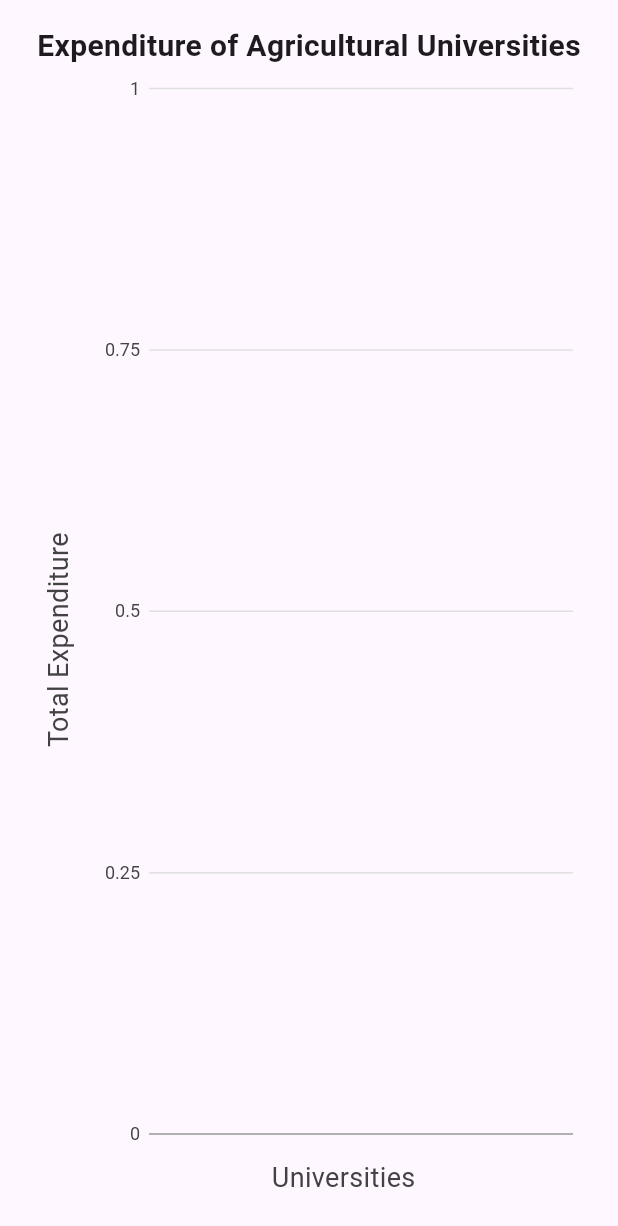
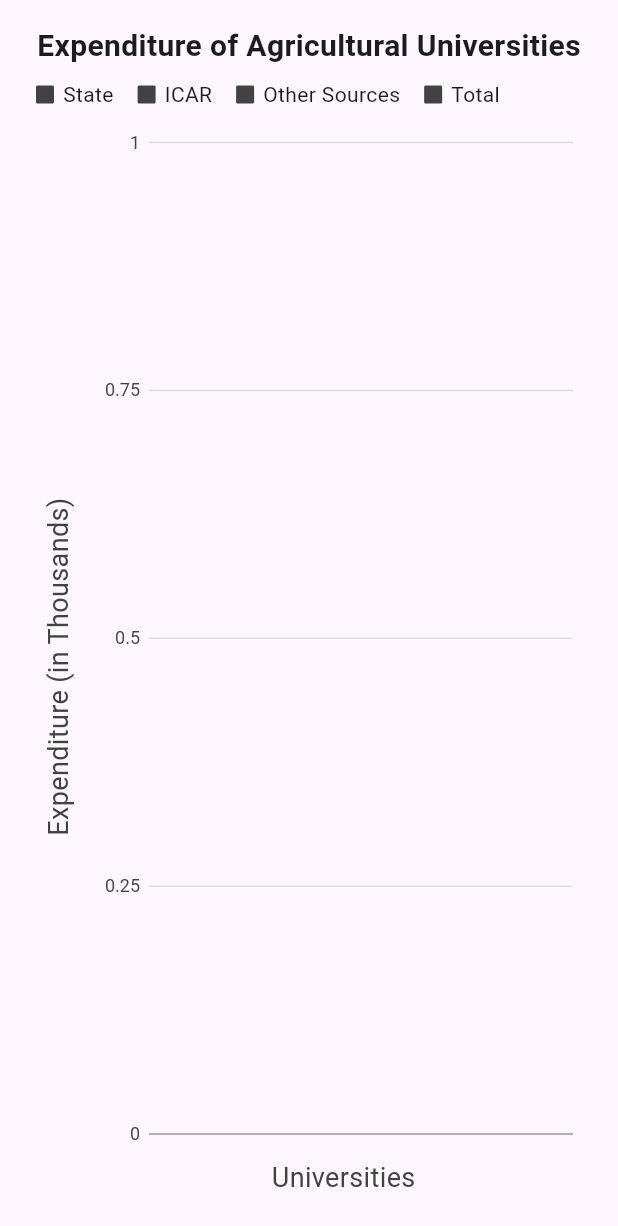
Before and after one commit to vishal28d/chart-app, a Flutter app: the AgriculturalChartWidget widget shown alone on an empty page, opened directly with empty values, on a phone screen of 412 x 824 dp. Shown: the top 1226 px of the screen. Run offline on Flutter 3.47's test engine with Material 3 defaults, Android fonts, the light colour scheme and no system bars; our stand-ins replace charts_flutter_new, go_router; network calls fail.

```diff
--- a/lib/model/agricultureData.dart
+++ b/lib/model/agricultureData.dart
@@ -25,19 +25,29 @@ class AgriculturalData {
     required this.totalExpenditure,
   });
 
+  // Helper function to safely parse double values, ignoring commas and handling invalid formats
+  static double _parseDouble(String? value) {
+    if (value == null || value.isEmpty) {
+      return 0.0;
+    }
+    // Remove commas and non-numeric characters
+    value = value.replaceAll(',', '').trim();
+    return double.tryParse(value) ?? 0.0;
+  }
+
   factory AgriculturalData.fromJson(Map<String, dynamic> json) {
     return AgriculturalData(
-      state: json['states'],
-      university: json['agricultural_university'],
-      year: json['_year'],
-      stateAllocation: double.tryParse(json['state_allocation']) ?? 0.0,
-      stateExpenditure: double.tryParse(json['_state_expenditure']) ?? 0.0,
-      icarAllocation: double.tryParse(json['_icar_allocation']) ?? 0.0,
-      icarExpenditure: double.tryParse(json['_icar_expenditure']) ?? 0.0,
-      otherSourcesAllocation: double.tryParse(json['other_sources_allocation']) ?? 0.0,
-      otherSourcesExpenditure: double.tryParse(json['_other_sources_expenditure']) ?? 0.0,
-      totalAllocation: double.tryParse(json['_total_allocation']) ?? 0.0,
-      totalExpenditure: double.tryParse(json['_total_expenditure']) ?? 0.0,
+      state: json['states'] ?? '',
+      university: json['agricultural_university'] ?? '',
+      year: json['_year'] ?? '',
+      stateAllocation: _parseDouble(json['state_allocation']),
+      stateExpenditure: _parseDouble(json['_state_expenditure']),
+      icarAllocation: _parseDouble(json['_icar_allocation']),
+      icarExpenditure: _parseDouble(json['_icar_expenditure']),
+      otherSourcesAllocation: _parseDouble(json['other_sources_allocation']),
+      otherSourcesExpenditure: _parseDouble(json['_other_sources_expenditure']),
+      totalAllocation: _parseDouble(json['_total_allocation']),
+      totalExpenditure: _parseDouble(json['_total_expenditure']),
     );
   }
 }
--- a/lib/screens/homeScreen.dart
+++ b/lib/screens/homeScreen.dart
@@ -58,12 +58,12 @@ Future<List<AgriculturalData>> fetchAgriculturalData() async {
     return Scaffold(
       appBar: AppBar(
          leading: IconButton(
-         icon: Icon(Icons.arrow_back),
+         icon: const Icon(Icons.arrow_back),
     onPressed: () {
       Navigator.of(context).pop(); // Navigate back
     },
   ),
-        title: Text('Agricultural Data'),
+        title: Text('University Data'),
       ),
       body: FutureBuilder<List<AgriculturalData>>(
         future: _dataFuture,
--- a/lib/widget/chartWidget.dart
+++ b/lib/widget/chartWidget.dart
@@ -13,20 +13,45 @@ class AgriculturalChartWidget extends StatelessWidget {
     final theme = Theme.of(context);
     final textColor = theme.textTheme.bodyMedium?.color ?? Colors.black;
 
-    // Assuming the `data` parameter already contains filtered data for a specific university.
-    // If you need to filter, you could do so here:
-    // final filteredData = data.where((item) => item.university == selectedUniversity).toList();
-
-    // Convert filtered data to chart series
+    // Create multiple series for different types of expenditures
     List<charts.Series<AgriculturalData, String>> series = [
       charts.Series(
-        id: 'Expenditure',
+        id: 'State',
+        data: data,
+        domainFn: (AgriculturalData chartData, _) => chartData.university,
+        measureFn: (AgriculturalData chartData, _) => chartData.stateExpenditure,
+        colorFn: (_, __) => charts.MaterialPalette.blue.shadeDefault,
+        labelAccessorFn: (AgriculturalData chartData, _) =>
+            chartData.stateExpenditure.toString(),
+      ),
+      charts.Series(
+        id: 'ICAR',
+        data: data,
+        domainFn: (AgriculturalData chartData, _) => chartData.university,
+        measureFn: (AgriculturalData chartData, _) => chartData.icarExpenditure,
+        colorFn: (_, __) => charts.MaterialPalette.red.shadeDefault,
+        labelAccessorFn: (AgriculturalData chartData, _) =>
+            chartData.icarExpenditure.toString(),
+      ),
+      charts.Series(
+        id: 'Other Sources',
+        data: data,
+        domainFn: (AgriculturalData chartData, _) => chartData.university,
+        measureFn: (AgriculturalData chartData, _) =>
+            chartData.otherSourcesExpenditure,
+        colorFn: (_, __) => charts.MaterialPalette.green.shadeDefault,
+        labelAccessorFn: (AgriculturalData chartData, _) =>
+            chartData.otherSourcesExpenditure.toString(),
+      ),
+      charts.Series(
+        id: 'Total',
         data: data,
         domainFn: (AgriculturalData chartData, _) => chartData.university,
         measureFn: (AgriculturalData chartData, _) => chartData.totalExpenditure,
-        colorFn: (_, __) => charts.MaterialPalette.blue.shadeDefault,
-        labelAccessorFn: (AgriculturalData chartData, _) => chartData.totalExpenditure.toString(),
-      )
+        colorFn: (_, __) => charts.MaterialPalette.purple.shadeDefault,
+        labelAccessorFn: (AgriculturalData chartData, _) =>
+            chartData.totalExpenditure.toString(),
+      ),
     ];
 
     return Container(
@@ -35,21 +60,27 @@ class AgriculturalChartWidget extends StatelessWidget {
         children: [
           Text(
             'Expenditure of Agricultural Universities',
-            style: TextStyle(fontSize: 20, fontWeight: FontWeight.bold, color: textColor),
+            style: TextStyle(
+                fontSize: 20, fontWeight: FontWeight.bold, color: textColor),
           ),
+
           Expanded(
             child: charts.BarChart(
               series,
               animate: true,
-              barRendererDecorator: charts.BarLabelDecorator<String>(),
+              barGroupingType: charts.BarGroupingType.grouped, // Group the bars by category
+              barRendererDecorator: charts.BarLabelDecorator<String> (),
               domainAxis: const charts.OrdinalAxisSpec(),
               behaviors: [
                 charts.ChartTitle('Universities',
                     behaviorPosition: charts.BehaviorPosition.bottom,
-                    titleOutsideJustification: charts.OutsideJustification.middleDrawArea),
-                charts.ChartTitle('Total Expenditure',
+                    titleOutsideJustification:
+                        charts.OutsideJustification.middleDrawArea),
+                charts.ChartTitle('Expenditure (in Thousands)',
                     behaviorPosition: charts.BehaviorPosition.start,
-                    titleOutsideJustification: charts.OutsideJustification.middleDrawArea),
+                    titleOutsideJustification:
+                        charts.OutsideJustification.middleDrawArea),
+                charts.SeriesLegend(outsideJustification: charts.OutsideJustification.start), // Add a legend to differentiate the series
               ],
             ),
           ),
```
Also changed, not shown: lib/widget/verticalLegend.dart (added, +37 -0 lines), 1 other file.
